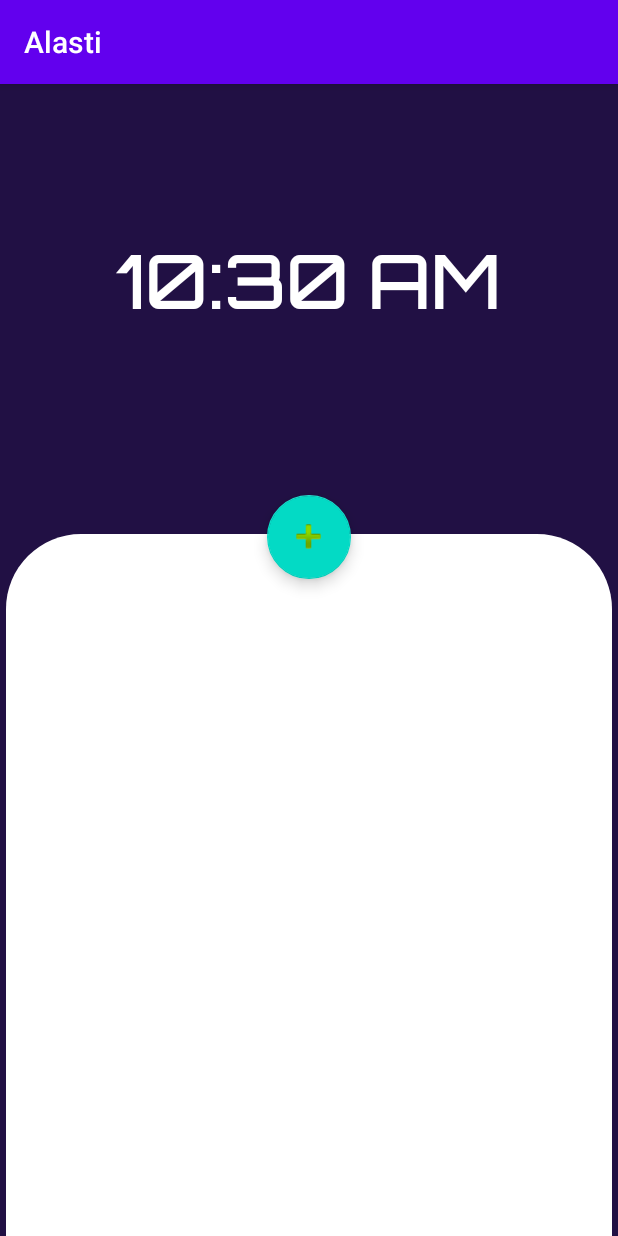
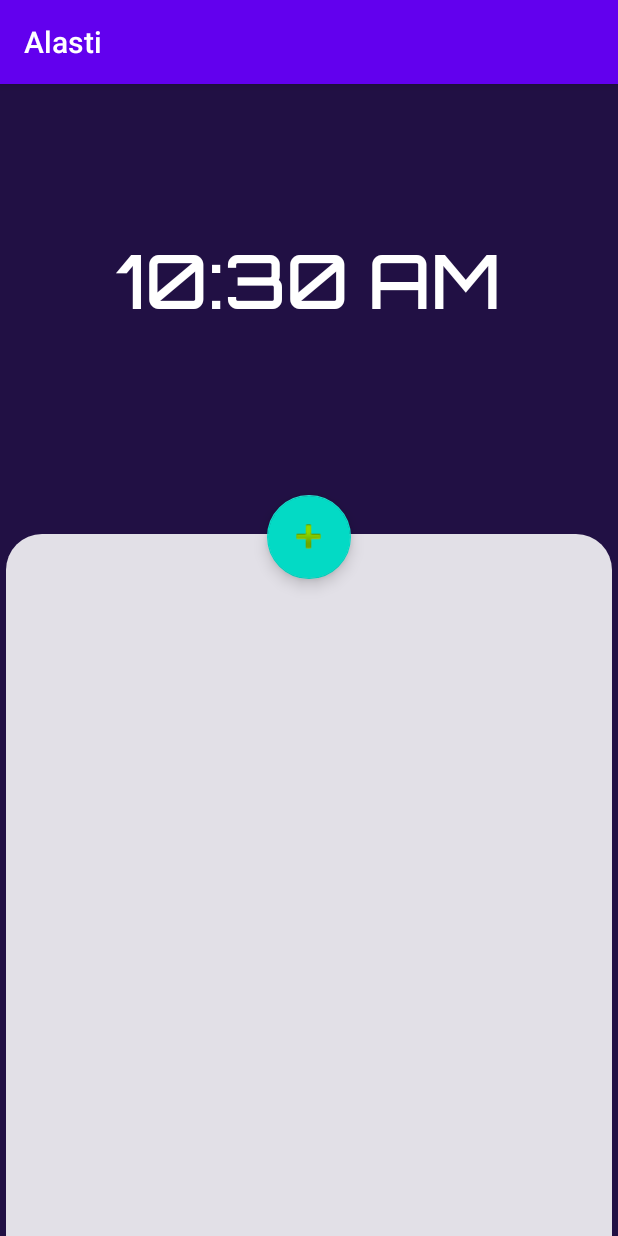
Before and after one commit to GowthamGoush/Alasti_Clock_App, an Android app: the fragment BlankFragment shown on its own in the app's theme, on a phone screen of 412 x 824 dp. Run offline under Robolectric (Android 15) with nearby library versions, the phone set to English and light mode, and no system bars.

Commit message:
Add UI enhancements

```diff
--- a/app/src/main/res/drawable/rounded_bottom.xml
+++ b/app/src/main/res/drawable/rounded_bottom.xml
@@ -1,5 +1,5 @@
 <?xml version="1.0" encoding="utf-8"?>
 <shape xmlns:android="http://schemas.android.com/apk/res/android">
-    <solid android:color="@color/design_default_color_on_primary"/>
-    <corners android:topLeftRadius="50dp" android:topRightRadius="50dp"/>
+    <solid android:color="@color/material_on_primary_emphasis_high_type"/>
+    <corners android:topLeftRadius="24dp" android:topRightRadius="24dp"/>
 </shape>
--- a/app/src/main/res/layout/alarm_cardview.xml
+++ b/app/src/main/res/layout/alarm_cardview.xml
@@ -5,7 +5,7 @@
     android:layout_height="wrap_content"
     xmlns:app="http://schemas.android.com/apk/res-auto"
     android:layout_marginTop="12dp"
-    android:layout_marginHorizontal="4dp"
+    android:layout_marginHorizontal="12dp"
     android:id="@+id/alarm_card"
     app:cardCornerRadius="15dp">
 
--- a/app/src/main/res/layout/fragment_blank.xml
+++ b/app/src/main/res/layout/fragment_blank.xml
@@ -32,7 +32,11 @@
         android:scrollbars="vertical"
         android:layout_marginTop="300dp"
         android:background="@drawable/rounded_bottom"
-        android:paddingTop="50dp"/>
+        android:paddingTop="50dp"
+        android:paddingBottom="60dp"
+        android:paddingHorizontal="8dp"
+        android:clipToPadding="false"
+        />
 
         <com.google.android.material.floatingactionbutton.FloatingActionButton
             android:id="@+id/fab1"
```
